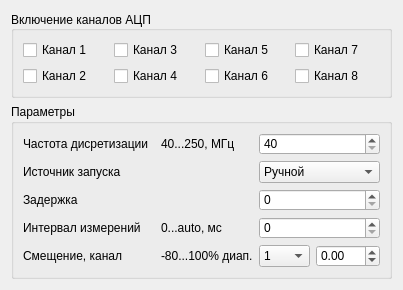
AVSidorov/FT2SXR, file ui/ADCUIDesign.ui: the form before one commit.
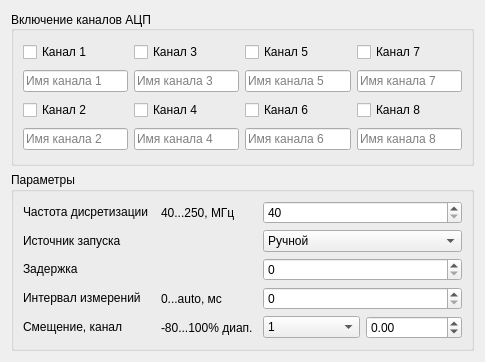
The form after the commit.

Commit message: Channel names added

Patch:
```diff
--- a/ui/ADCUIDesign.ui
+++ b/ui/ADCUIDesign.ui
@@ -12,8 +12,8 @@
    <rect>
     <x>0</x>
     <y>0</y>
-    <width>403</width>
-    <height>290</height>
+    <width>485</width>
+    <height>362</height>
    </rect>
   </property>
   <property name="sizePolicy">
@@ -64,21 +64,7 @@
         <bool>false</bool>
        </property>
        <layout class="QGridLayout" name="gridLayout">
-        <item row="0" column="0">
-         <widget class="QCheckBox" name="ch1_checkBox">
-          <property name="text">
-           <string>Канал 1</string>
-          </property>
-         </widget>
-        </item>
-        <item row="1" column="2">
-         <widget class="QCheckBox" name="ch6_checkBox">
-          <property name="text">
-           <string>Канал 6</string>
-          </property>
-         </widget>
-        </item>
-        <item row="1" column="3">
+        <item row="2" column="3">
          <widget class="QCheckBox" name="ch8_checkBox">
           <property name="text">
            <string>Канал 8</string>
@@ -91,6 +77,13 @@
           </property>
          </widget>
         </item>
+        <item row="2" column="2">
+         <widget class="QCheckBox" name="ch6_checkBox">
+          <property name="text">
+           <string>Канал 6</string>
+          </property>
+         </widget>
+        </item>
         <item row="0" column="3">
          <widget class="QCheckBox" name="ch7_checkBox">
           <property name="text">
@@ -105,14 +98,14 @@
           </property>
          </widget>
         </item>
-        <item row="1" column="0">
-         <widget class="QCheckBox" name="ch2_checkBox">
+        <item row="0" column="0">
+         <widget class="QCheckBox" name="ch1_checkBox">
           <property name="text">
-           <string>Канал 2</string>
+           <string>Канал 1</string>
           </property>
          </widget>
         </item>
-        <item row="1" column="1">
+        <item row="2" column="1">
          <widget class="QCheckBox" name="ch4_checkBox">
           <property name="text">
            <string>Канал 4</string>
@@ -126,6 +119,72 @@
           </property>
          </widget>
         </item>
+        <item row="2" column="0">
+         <widget class="QCheckBox" name="ch2_checkBox">
+          <property name="text">
+           <string>Канал 2</string>
+          </property>
+         </widget>
+        </item>
+        <item row="1" column="1">
+         <widget class="QLineEdit" name="ch3_name_lineEdit">
+          <property name="placeholderText">
+           <string>Имя канала 3</string>
+          </property>
+         </widget>
+        </item>
+        <item row="1" column="0">
+         <widget class="QLineEdit" name="ch1_name_lineEdit">
+          <property name="inputMask">
+           <string/>
+          </property>
+          <property name="placeholderText">
+           <string>Имя канала 1</string>
+          </property>
+         </widget>
+        </item>
+        <item row="3" column="2">
+         <widget class="QLineEdit" name="ch6_name_lineEdit">
+          <property name="placeholderText">
+           <string>Имя канала 6</string>
+          </property>
+         </widget>
+        </item>
+        <item row="1" column="2">
+         <widget class="QLineEdit" name="ch5_name_lineEdit">
+          <property name="placeholderText">
+           <string>Имя канала 5</string>
+          </property>
+         </widget>
+        </item>
+        <item row="1" column="3">
+         <widget class="QLineEdit" name="ch7_name_lineEdit">
+          <property name="placeholderText">
+           <string>Имя канала 7</string>
+          </property>
+         </widget>
+        </item>
+        <item row="3" column="0">
+         <widget class="QLineEdit" name="ch2_name_lineEdit">
+          <property name="placeholderText">
+           <string>Имя канала 2</string>
+          </property>
+         </widget>
+        </item>
+        <item row="3" column="1">
+         <widget class="QLineEdit" name="ch4_name_lineEdit">
+          <property name="placeholderText">
+           <string>Имя канала 4</string>
+          </property>
+         </widget>
+        </item>
+        <item row="3" column="3">
+         <widget class="QLineEdit" name="ch8_name_lineEdit">
+          <property name="placeholderText">
+           <string>Имя канала 8</string>
+          </property>
+         </widget>
+        </item>
        </layout>
       </widget>
      </item>
```
The commit also changes 2 other files.
